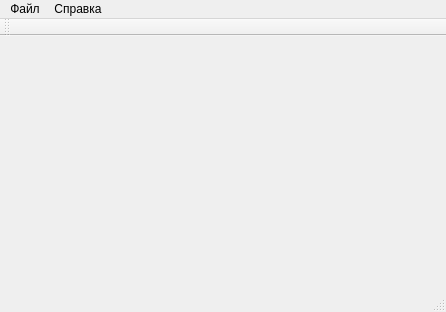
vinni-au/nya-cats, file mainwindow.ui: the form before one commit.
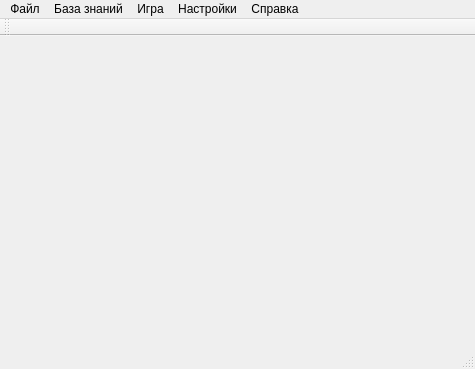
The form after the commit.

Commit message: Набросок формы редактирования слотов

Patch:
```diff
--- a/mainwindow.ui
+++ b/mainwindow.ui
@@ -6,8 +6,8 @@
    <rect>
     <x>0</x>
     <y>0</y>
-    <width>446</width>
-    <height>312</height>
+    <width>475</width>
+    <height>369</height>
    </rect>
   </property>
   <property name="windowTitle">
@@ -19,24 +19,49 @@
     <rect>
      <x>0</x>
      <y>0</y>
-     <width>446</width>
+     <width>475</width>
      <height>21</height>
     </rect>
    </property>
-   <widget class="QMenu" name="menu">
+   <widget class="QMenu" name="menuFile">
     <property name="title">
      <string>Файл</string>
     </property>
     <addaction name="actExit"/>
    </widget>
-   <widget class="QMenu" name="menu_2">
+   <widget class="QMenu" name="menuInfo">
     <property name="title">
      <string>Справка</string>
     </property>
     <addaction name="actAbout"/>
    </widget>
-   <addaction name="menu"/>
-   <addaction name="menu_2"/>
+   <widget class="QMenu" name="menuKB">
+    <property name="enabled">
+     <bool>true</bool>
+    </property>
+    <property name="title">
+     <string>База знаний</string>
+    </property>
+    <addaction name="actFrameEditor"/>
+    <addaction name="actDomainEditor"/>
+   </widget>
+   <widget class="QMenu" name="menuGame">
+    <property name="title">
+     <string>Игра</string>
+    </property>
+    <addaction name="actStartGame"/>
+    <addaction name="actShowOutput"/>
+   </widget>
+   <widget class="QMenu" name="menuOptions">
+    <property name="title">
+     <string>Настройки</string>
+    </property>
+   </widget>
+   <addaction name="menuFile"/>
+   <addaction name="menuKB"/>
+   <addaction name="menuGame"/>
+   <addaction name="menuOptions"/>
+   <addaction name="menuInfo"/>
   </widget>
   <widget class="QToolBar" name="mainToolBar">
    <attribute name="toolBarArea">
```
Left out of the diff: 69 changed lines with no effect on the pictures. The commit also changes 7 other files.
